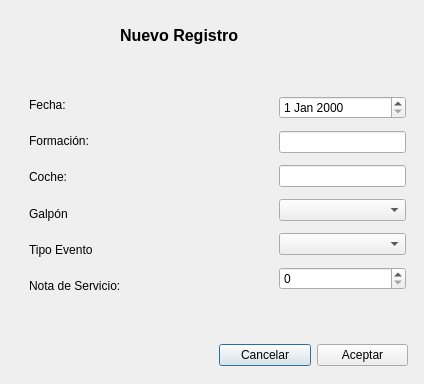
Before: the Qt Designer form BD-VVVF/nuevoevento.ui in Hombre7Electrico/VVVF_PPS-2-, drawn with Qt 5.
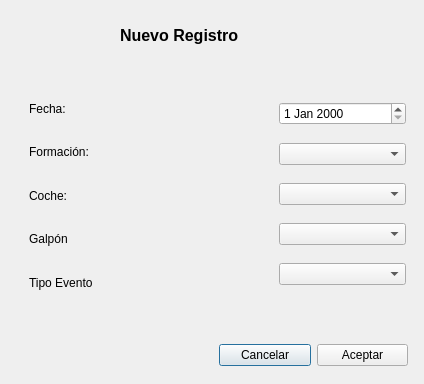
After: the same form once the commit is applied.

```diff
--- a/BD-VVVF/nuevoevento.ui
+++ b/BD-VVVF/nuevoevento.ui
@@ -32,7 +32,7 @@
     <string>Nuevo Registro</string>
    </property>
   </widget>
-  <widget class="QWidget" name="">
+  <widget class="QWidget" name="layoutWidget">
    <property name="geometry">
     <rect>
      <x>219</x>
@@ -58,7 +58,7 @@
     </item>
    </layout>
   </widget>
-  <widget class="QWidget" name="">
+  <widget class="QWidget" name="layoutWidget">
    <property name="geometry">
     <rect>
      <x>29</x>
@@ -103,16 +103,9 @@
       </property>
      </widget>
     </item>
-    <item>
-     <widget class="QLabel" name="label_6">
-      <property name="text">
-       <string>Nota de Servicio: </string>
-      </property>
-     </widget>
-    </item>
    </layout>
   </widget>
-  <widget class="QWidget" name="">
+  <widget class="QWidget" name="layoutWidget">
    <property name="geometry">
     <rect>
      <x>279</x>
@@ -126,10 +119,10 @@
      <widget class="QDateEdit" name="dateEdit"/>
     </item>
     <item>
-     <widget class="QLineEdit" name="lineEditFormacion"/>
+     <widget class="QComboBox" name="comboBoxFormacion"/>
     </item>
     <item>
-     <widget class="QLineEdit" name="lineEditCoche"/>
+     <widget class="QComboBox" name="comboBoxCoche"/>
     </item>
     <item>
      <widget class="QComboBox" name="comboBoxGalpon"/>
@@ -137,12 +130,9 @@
     <item>
      <widget class="QComboBox" name="comboBoxTipoEvento"/>
     </item>
-    <item>
-     <widget class="QSpinBox" name="spinBoxNS"/>
-    </item>
    </layout>
   </widget>
-  <widget class="QWidget" name="">
+  <widget class="QWidget" name="layoutWidget">
    <property name="geometry">
     <rect>
      <x>180</x>
```
